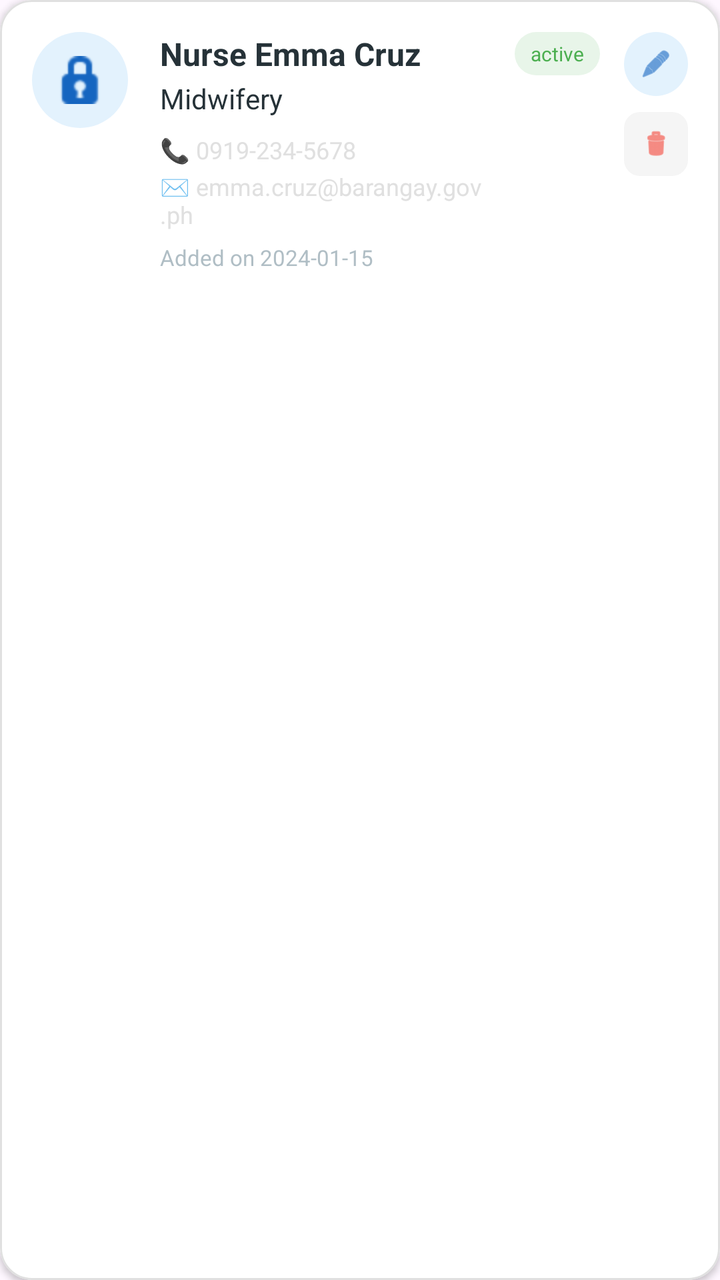
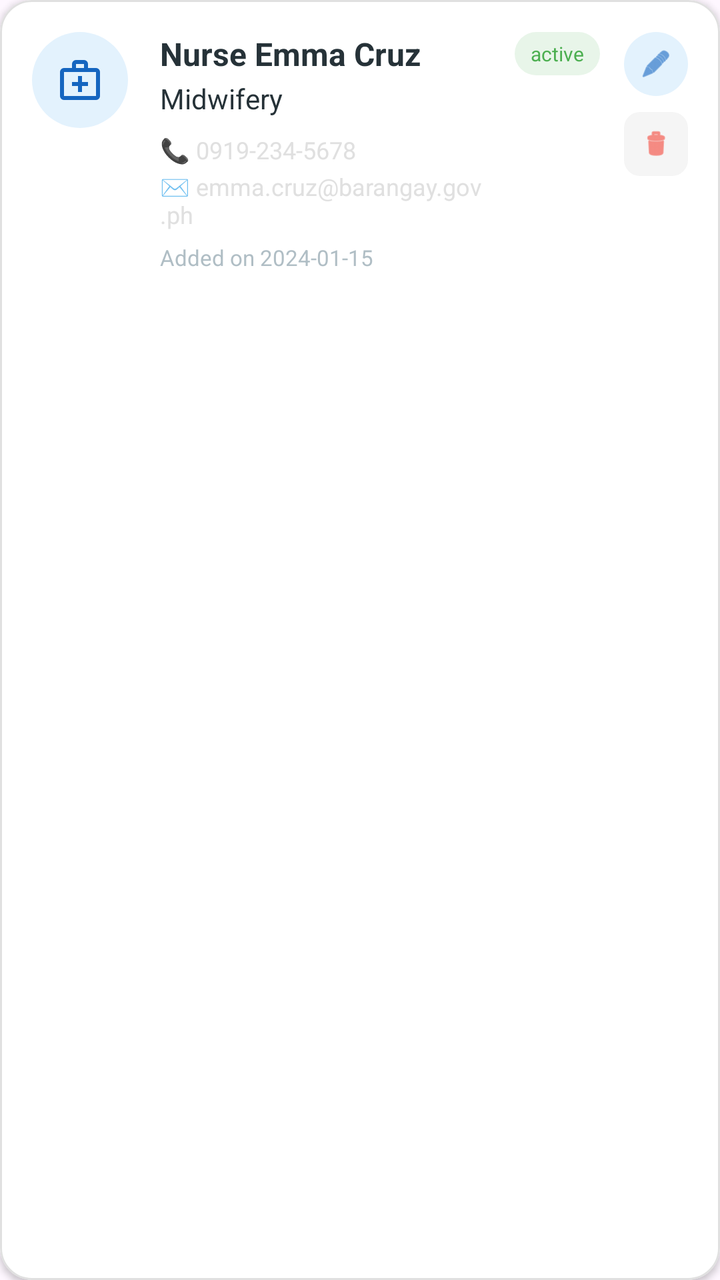

Two renders of the same Android screen: before a commit and after it. Below are the layout's source before the change and the commit's diff.
<!-- AndroidManifest.xml: application theme Theme.Mobicare -->
<!-- res/layout/item_worker_card.xml -->
<?xml version="1.0" encoding="utf-8"?>
<com.google.android.material.card.MaterialCardView xmlns:android="http://schemas.android.com/apk/res/android"
    xmlns:app="http://schemas.android.com/apk/res-auto"
    android:layout_width="match_parent"
    android:layout_height="wrap_content"
    android:layout_marginBottom="12dp"
    android:layout_marginHorizontal="4dp"
    app:cardCornerRadius="16dp"
    app:cardElevation="2dp"

    app:strokeWidth="1dp"
    app:cardBackgroundColor="@android:color/white"  app:strokeColor="#E0E0E0">

    <androidx.constraintlayout.widget.ConstraintLayout
        android:layout_width="match_parent"
        android:layout_height="wrap_content"
        android:padding="16dp">

        <ImageView
            android:id="@+id/ivProfileIcon"
            android:layout_width="48dp"
            android:layout_height="48dp"
            android:background="@drawable/circle_light_blue"
            android:padding="12dp"
            android:src="@android:drawable/ic_secure"
            app:layout_constraintStart_toStartOf="parent"
            app:layout_constraintTop_toTopOf="parent"
            app:tint="@color/trust_blue" />

        <TextView
            android:id="@+id/tvName"
            android:layout_width="0dp"
            android:layout_height="wrap_content"
            android:layout_marginStart="16dp"
            android:layout_marginEnd="8dp"
            android:text="Nurse Emma Cruz"
            android:textColor="@color/slate_navy"
            android:textSize="16sp"
            android:textStyle="bold"
            app:layout_constraintEnd_toStartOf="@+id/tvStatusBadge"
            app:layout_constraintStart_toEndOf="@+id/ivProfileIcon"
            app:layout_constraintTop_toTopOf="parent" />

        <TextView
            android:id="@+id/tvSpec"
            android:layout_width="0dp"
            android:layout_height="wrap_content"
            android:layout_marginTop="2dp"
            android:text="Midwifery"
            android:textColor="@color/slate_navy"
            android:textSize="14sp"
            app:layout_constraintEnd_toEndOf="@+id/tvName"
            app:layout_constraintStart_toStartOf="@+id/tvName"
            app:layout_constraintTop_toBottomOf="@+id/tvName" />

        <TextView
            android:id="@+id/tvPhone"
            android:layout_width="0dp"
            android:layout_height="wrap_content"
            android:layout_marginTop="8dp"
            android:text="📞 0919-234-5678"
            android:textColor="@color/cool_grey"
            android:textSize="12sp"
            app:layout_constraintEnd_toEndOf="@+id/tvName"
            app:layout_constraintStart_toStartOf="@+id/tvName"
            app:layout_constraintTop_toBottomOf="@+id/tvSpec" />

        <TextView
            android:id="@+id/tvEmail"
            android:layout_width="0dp"
            android:layout_height="wrap_content"
            android:layout_marginTop="2dp"
            android:text="✉️ emma.cruz@barangay.gov.ph"
            android:textColor="@color/cool_grey"
            android:textSize="12sp"
            app:layout_constraintEnd_toEndOf="@+id/tvName"
            app:layout_constraintStart_toStartOf="@+id/tvName"
            app:layout_constraintTop_toBottomOf="@+id/tvPhone" />

        <TextView
            android:id="@+id/tvDate"
            android:layout_width="0dp"
            android:layout_height="wrap_content"
            android:layout_marginTop="6dp"
            android:text="Added on 2024-01-15"
            android:textColor="#B0BEC5"
            android:textSize="11sp"
            app:layout_constraintEnd_toEndOf="@+id/tvName"
            app:layout_constraintStart_toStartOf="@+id/tvName"
            app:layout_constraintTop_toBottomOf="@+id/tvEmail" />

        <TextView
            android:id="@+id/tvStatusBadge"
            android:layout_width="wrap_content"
            android:layout_height="wrap_content"
            android:layout_marginEnd="12dp"
            android:background="@drawable/badge_green_light"
            android:paddingHorizontal="8dp"
            android:paddingVertical="4dp"
            android:text="active"
            android:textColor="#4CAF50"
            android:textSize="10sp"
            app:layout_constraintBottom_toBottomOf="@+id/tvName"
            app:layout_constraintEnd_toStartOf="@+id/btnEdit"
            app:layout_constraintTop_toTopOf="@+id/tvName" />

        <ImageView
            android:id="@+id/btnEdit"
            android:layout_width="32dp"
            android:layout_height="32dp"
            android:background="@drawable/circle_light_blue"
            android:padding="8dp"
            android:src="@android:drawable/ic_menu_edit"
            app:layout_constraintEnd_toEndOf="parent"
            app:layout_constraintTop_toTopOf="parent"
            app:tint="@color/trust_blue" />

        <ImageView
            android:id="@+id/btnDelete"
            android:layout_width="32dp"
            android:layout_height="32dp"
            android:layout_marginTop="8dp"
            android:background="@drawable/badge_gray_light"
            android:padding="8dp"
            android:src="@android:drawable/ic_menu_delete"
            app:layout_constraintEnd_toEndOf="parent"
            app:layout_constraintTop_toBottomOf="@+id/btnEdit"
            app:tint="#F44336" />

    </androidx.constraintlayout.widget.ConstraintLayout>
</com.google.android.material.card.MaterialCardView>
<!-- resources referenced by this layout -->
<resources>
  <color name="cool_grey">#E0E0E0</color>
  <color name="slate_navy">#263238</color>
  <color name="trust_blue">#1565C0</color>
  <!-- drawable badge_gray_light (drawable) -->
  <?xml version="1.0" encoding="utf-8"?>
  <shape xmlns:android="http://schemas.android.com/apk/res/android">
      <solid android:color="#F5F5F5"/> <corners android:radius="8dp"/>  </shape>
  <!-- drawable badge_green_light (drawable) -->
  <?xml version="1.0" encoding="utf-8"?>
  <shape xmlns:android="http://schemas.android.com/apk/res/android">
      <solid android:color="#E8F5E9" />
      <corners android:radius="16dp" />
  </shape>
  <!-- drawable circle_light_blue (drawable) -->
  <?xml version="1.0" encoding="utf-8"?>
  <shape xmlns:android="http://schemas.android.com/apk/res/android"
      android:shape="oval">
      <solid android:color="#E3F2FD" />
  </shape>
  <style name="Theme.Mobicare" parent="Base.Theme.Mobicare" />
  <style name="Base.Theme.Mobicare" parent="Theme.Material3.DayNight.NoActionBar">
          <item name="android:fontFamily">sans-serif</item>
          <item name="fontFamily">sans-serif</item>
          <item name="colorPrimary">@color/healing_green</item>
          <item name="colorOnPrimary">@color/pure_white</item>
          <item name="colorPrimaryContainer">@color/healing_green</item>
          <item name="colorOnPrimaryContainer">@color/pure_white</item>
          <item name="android:statusBarColor">#155A91</item>
      </style>
  <color name="healing_green">#388E3C</color>
  <color name="pure_white">#FFFFFF</color>
</resources>

<!-- the commit's change to res/layout/item_worker_card.xml (unified diff, before → after) -->
@@ -22,7 +22,7 @@
             android:layout_height="48dp"
             android:background="@drawable/circle_light_blue"
             android:padding="12dp"
-            android:src="@android:drawable/ic_secure"
+            android:src="@drawable/ic_healthworker"
             app:layout_constraintStart_toStartOf="parent"
             app:layout_constraintTop_toTopOf="parent"
             app:tint="@color/trust_blue" />
<!-- resource entries referenced after the edit -->
@@ -19,6 +19,12 @@
       android:shape="oval">
       <solid android:color="#E3F2FD" />
   </shape>
+  <!-- drawable ic_healthworker (drawable) -->
+  <vector xmlns:android="http://schemas.android.com/apk/res/android" android:height="24dp" android:tint="#000000" android:viewportHeight="960" android:viewportWidth="960" android:width="24dp">
+        
+      <path android:fillColor="@android:color/white" android:pathData="M160,880Q127,880 103.5,856.5Q80,833 80,800L80,320Q80,287 103.5,263.5Q127,240 160,240L320,240L320,160Q320,127 343.5,103.5Q367,80 400,80L560,80Q593,80 616.5,103.5Q640,127 640,160L640,240L800,240Q833,240 856.5,263.5Q880,287 880,320L880,800Q880,833 856.5,856.5Q833,880 800,880L160,880ZM160,800L800,800Q800,800 800,800Q800,800 800,800L800,320Q800,320 800,320Q800,320 800,320L160,320Q160,320 160,320Q160,320 160,320L160,800Q160,800 160,800Q160,800 160,800ZM400,240L560,240L560,160Q560,160 560,160Q560,160 560,160L400,160Q400,160 400,160Q400,160 400,160L400,240ZM160,800Q160,800 160,800Q160,800 160,800L160,320Q160,320 160,320Q160,320 160,320L160,320Q160,320 160,320Q160,320 160,320L160,800Q160,800 160,800Q160,800 160,800ZM440,600L440,720L520,720L520,600L640,600L640,520L520,520L520,400L440,400L440,520L320,520L320,600L440,600Z"/>
+      
+  </vector>
   <style name="Theme.Mobicare" parent="Base.Theme.Mobicare" />
   <style name="Base.Theme.Mobicare" parent="Theme.Material3.DayNight.NoActionBar">
           <item name="android:fontFamily">sans-serif</item>
